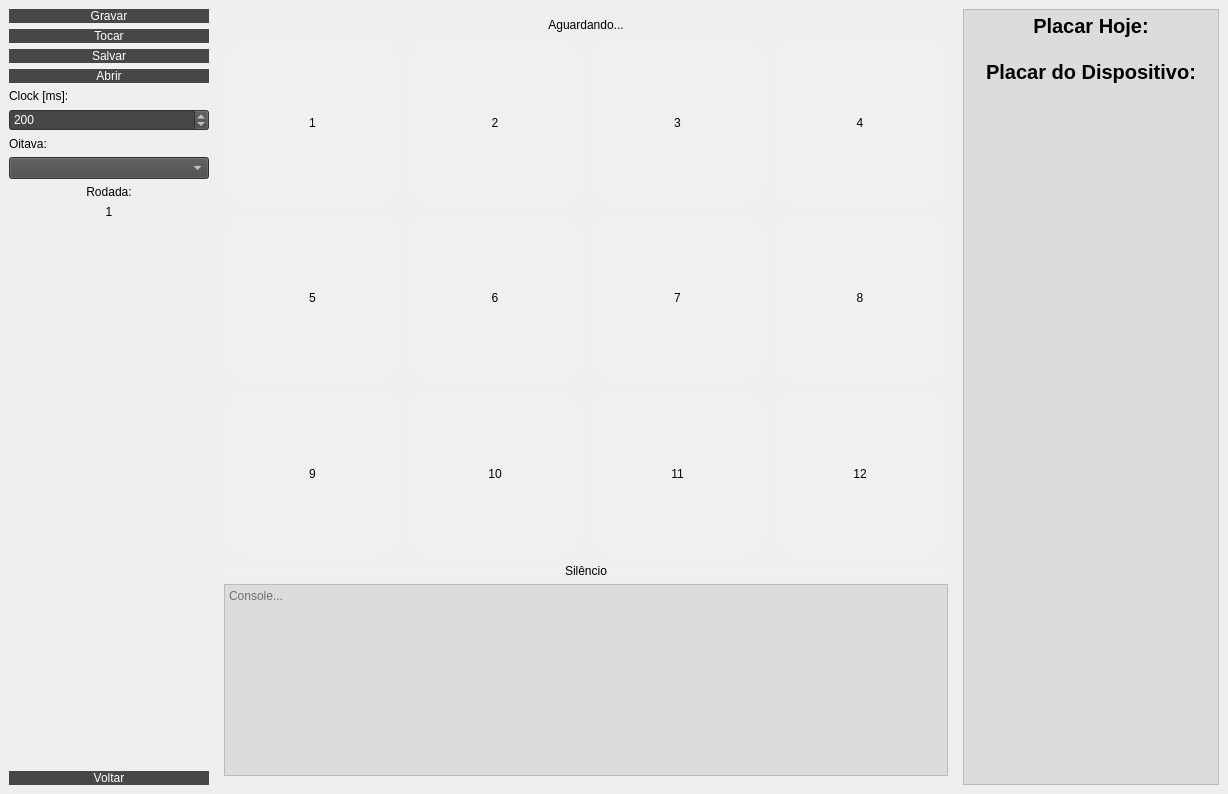
This is mainwindow.ui in BurtBR/GeniUT as Qt 5 draws it before an edit. The edited form follows.
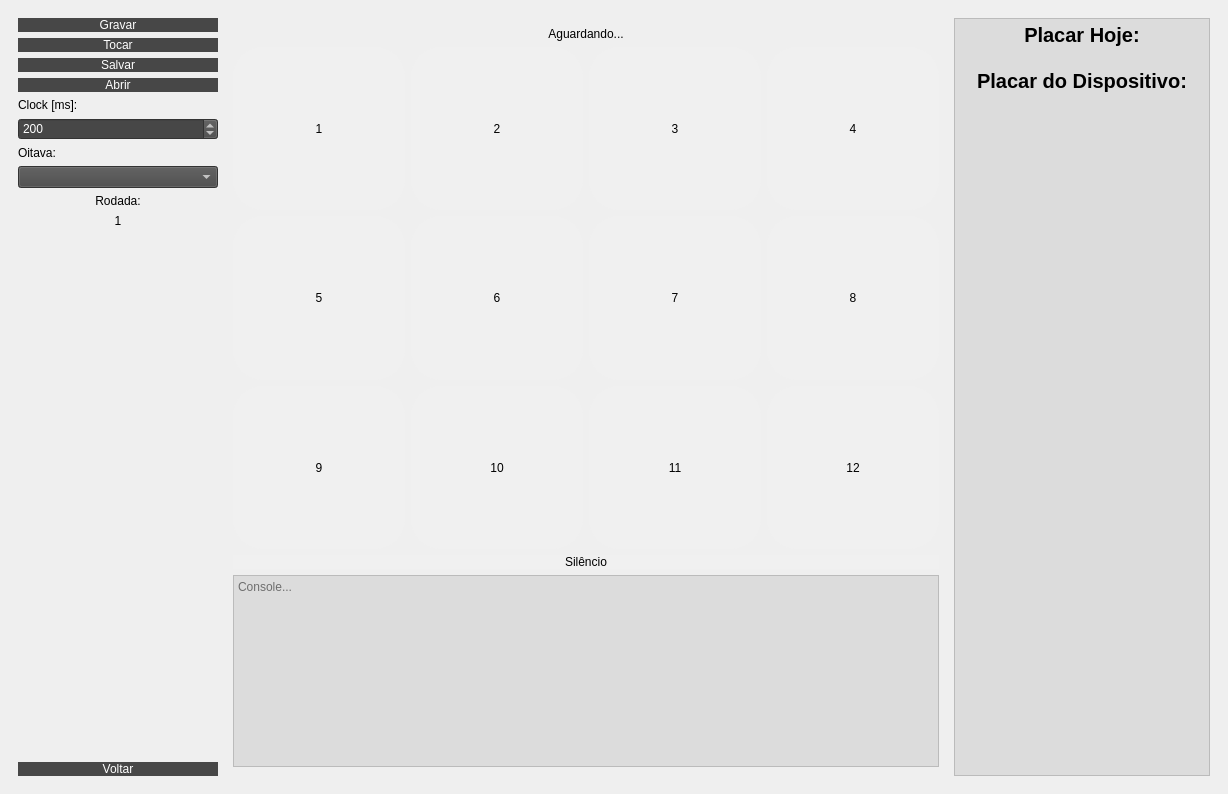
This is the edited form. Icons and pictures are not drawn.

What changed in the file:
```diff
--- a/mainwindow.ui
+++ b/mainwindow.ui
@@ -71,6 +71,10 @@
   <widget class="QWidget" name="centralwidget">
    <layout class="QHBoxLayout" name="horizontalLayout">
     <item>
+     <widget class="QStackedWidget" name="stackedWidget">
+      <widget class="QWidget" name="widgetGame">
+       <layout class="QHBoxLayout" name="horizontalLayout_2">
+        <item>
      <layout class="QVBoxLayout" name="layoutButtons">
       <item>
        <widget class="QPushButton" name="buttonRecord">
@@ -471,6 +475,13 @@
        </widget>
       </item>
      </layout>
+        </item>
+       </layout>
+      </widget>
+      <widget class="QWidget" name="widgetVideo">
+       <layout class="QVBoxLayout" name="verticalLayout_2"/>
+      </widget>
+     </widget>
     </item>
    </layout>
   </widget>
```
Lines whose indentation alone changed are shown as unchanged.
